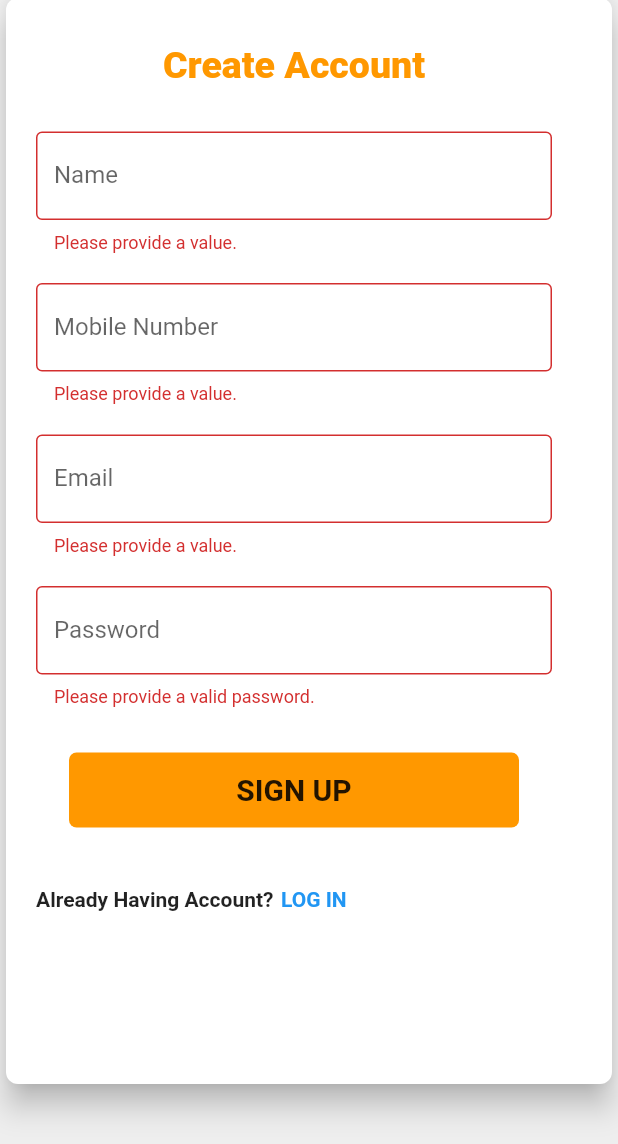
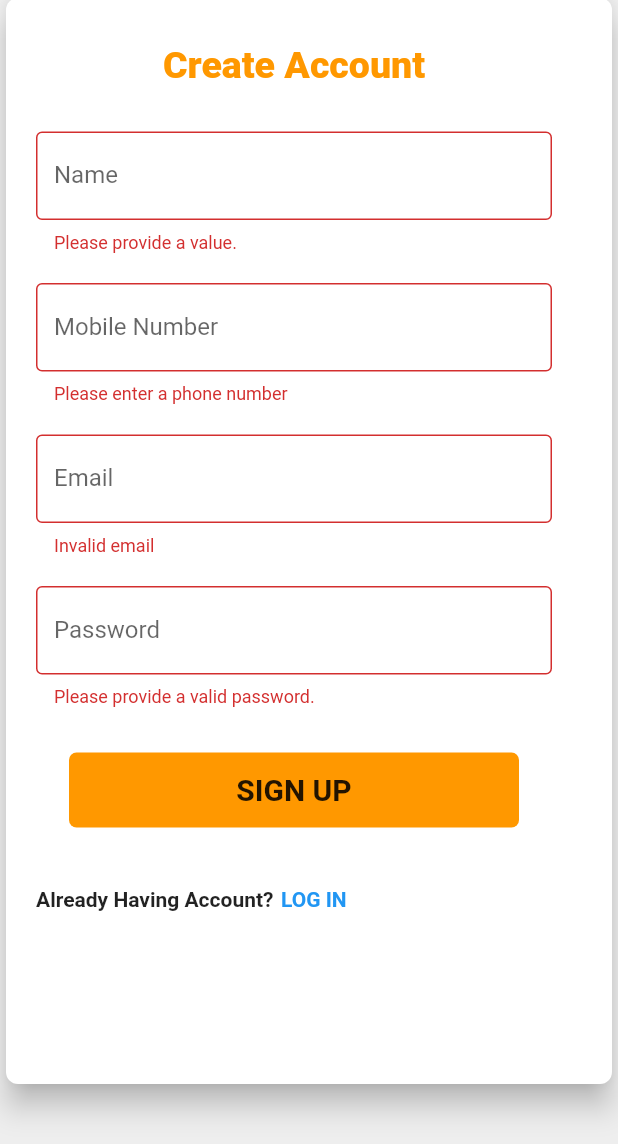
Before and after one commit to mohanaveluk/snackchat, a Flutter app: the LoginPage screen opened directly, after a tap on "SIGN UP", on a phone screen of 412 x 824 dp, the part 92-1236 px from its top. Run offline on Flutter 3.47's test engine with Material 2 defaults, Android fonts, the phone set to English and light mode, and no system bars; our stand-ins replace flutter_svg, image_picker, shared_preferences; accounts and stored records are empty; Roboto replaces fonts that are missing (Anton); project files that could hold a hidden picture were left out.

Commit message:
validations

```diff
--- a/lib/NewScreen/LoginPage.dart
+++ b/lib/NewScreen/LoginPage.dart
@@ -1,3 +1,5 @@
+import 'dart:async';
+
 import 'package:flutter/material.dart';
 import 'package:snackchat/Model/CountryModel.dart';
 import 'package:snackchat/NewScreen/CountryPage.dart';
@@ -21,6 +23,14 @@ class LoginPage extends StatefulWidget {
 }
 
 class _LoginPageState extends State<LoginPage> {
+
+ int _counter = 30;
+  late Timer _timer;
+
+
+
+
+
   final formKey = GlobalKey<FormState>();
   String name = "";
   String countryname = "India";
@@ -65,6 +75,9 @@ class _LoginPageState extends State<LoginPage> {
       return;
     }
   }
+
+  final RegExp _phoneNumberRegExp = RegExp(r'^[0-9]{10}$');
+
 
   Future<void> _submit(context) async {
     var username = nameController.text;
@@ -220,9 +233,11 @@ class _LoginPageState extends State<LoginPage> {
                     },
                     validator: (value) {
                       if (value!.isEmpty) {
-                        return "Please provide a value.";
-                      }
-                      return null;
+    return 'Please enter a phone number';
+  } else if (!_phoneNumberRegExp.hasMatch(value!)) {
+    return 'Please enter a valid 10-digit phone number';
+  }
+  return null;
                     },
                   ),
                   SizedBox(
@@ -261,10 +276,12 @@ class _LoginPageState extends State<LoginPage> {
                       FocusScope.of(context).requestFocus(_passwordFocusNode);
                     },
                     validator: (value) {
-                      if (value!.isEmpty) {
-                        return "Please provide a value.";
-                      }
-                      return null;
+                      if (value!.isEmpty ||
+                            (!value.contains('@') && !value.contains('.'))) {
+                          return "Invalid email";
+                        }
+                        return null;
+
                     },
                   ),
                   SizedBox(
@@ -311,6 +328,7 @@ class _LoginPageState extends State<LoginPage> {
                   ),
                   InkWell(
                     onTap: () async {
+                      _startTimer();
                       _submit(context);
                     },
                     child: Container(
@@ -352,6 +370,8 @@ class _LoginPageState extends State<LoginPage> {
                               context,
                               MaterialPageRoute(
                                   builder: (context) => const LoginScreen()));
+
+
                         },
                       )
                     ],
@@ -368,3 +388,7 @@ class _LoginPageState extends State<LoginPage> {
     );
   }
 }
+
+class _startTimer {
+
+}
```
